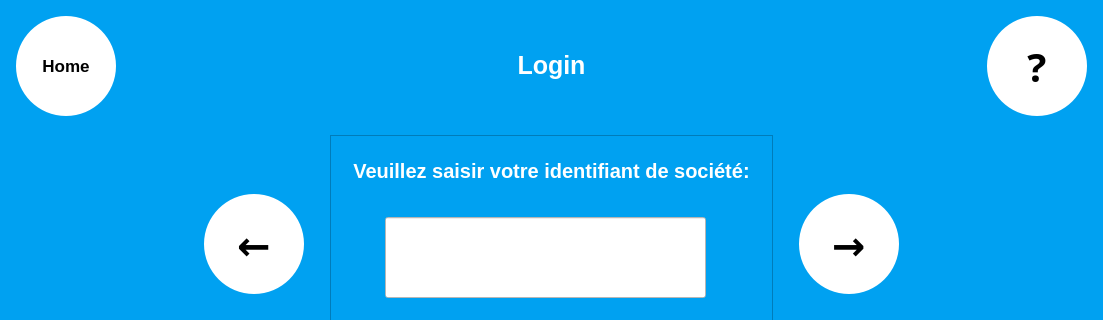
First picture: the form in login.ui, repository Damien90154/ProjetLockerControl, before the edit; both pictures show x 0 to 1103 and y 0 to 320 of the 1103 by 797 pixel window.
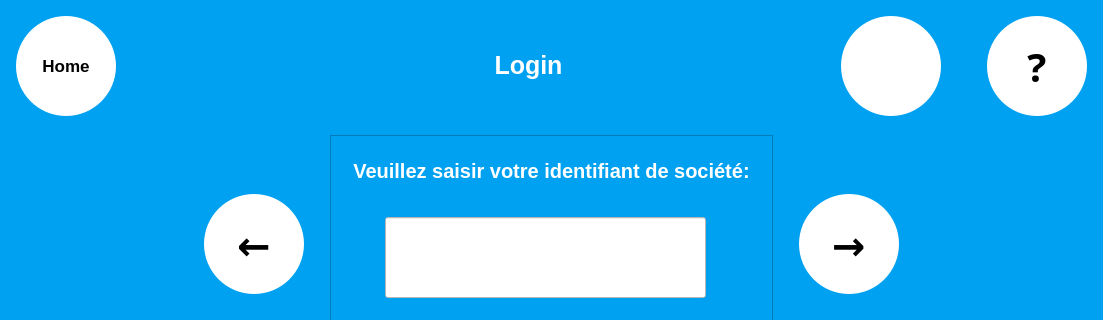
Second picture: the form after the edit. Icons and pictures are not drawn. Custom widgets are drawn as their Qt base class.

```diff
--- a/login.ui
+++ b/login.ui
@@ -205,6 +205,22 @@
        </property>
       </widget>
      </item>
+     <item>
+      <spacer name="horizontalSpacer_8">
+       <property name="orientation">
+        <enum>Qt::Horizontal</enum>
+       </property>
+       <property name="sizeType">
+        <enum>QSizePolicy::Fixed</enum>
+       </property>
+       <property name="sizeHint" stdset="0">
+        <size>
+         <width>100</width>
+         <height>20</height>
+        </size>
+       </property>
+      </spacer>
+     </item>
      <item>
       <widget class="QLabel" name="label">
        <property name="minimumSize">
@@ -240,6 +256,72 @@
        </property>
       </widget>
      </item>
+     <item>
+      <widget class="QToolButton" name="B_Assistance">
+       <property name="font">
+        <font>
+         <family>Droid Sans Georgian</family>
+         <pointsize>30</pointsize>
+         <weight>75</weight>
+         <bold>true</bold>
+        </font>
+       </property>
+       <property name="styleSheet">
+        <string notr="true">QToolButton{
+background-color: rgb(255, 255, 255);
+border-width:1px;
+border-radius:50px;
+max-width:100px;
+max-height:100px;
+min-width:100px;
+min-height:100px;
+}
+
+QToolButton:pressed{ 
+	background-color: rgb(222, 222, 222);
+}
+</string>
+       </property>
+       <property name="text">
+        <string/>
+       </property>
+       <property name="icon">
+        <iconset resource="Src.qrc">
+         <normaloff>:/ImgList/BAssistance</normaloff>:/ImgList/BAssistance</iconset>
+       </property>
+       <property name="iconSize">
+        <size>
+         <width>70</width>
+         <height>70</height>
+        </size>
+       </property>
+       <property name="popupMode">
+        <enum>QToolButton::DelayedPopup</enum>
+       </property>
+       <property name="toolButtonStyle">
+        <enum>Qt::ToolButtonIconOnly</enum>
+       </property>
+       <property name="autoRaise">
+        <bool>false</bool>
+       </property>
+      </widget>
+     </item>
+     <item>
+      <spacer name="horizontalSpacer_7">
+       <property name="orientation">
+        <enum>Qt::Horizontal</enum>
+       </property>
+       <property name="sizeType">
+        <enum>QSizePolicy::Fixed</enum>
+       </property>
+       <property name="sizeHint" stdset="0">
+        <size>
+         <width>40</width>
+         <height>20</height>
+        </size>
+       </property>
+      </spacer>
+     </item>
      <item>
       <widget class="QToolButton" name="B_Help">
        <property name="palette">
```
Left out of the diff: 36 changed lines with no effect on the pictures.
